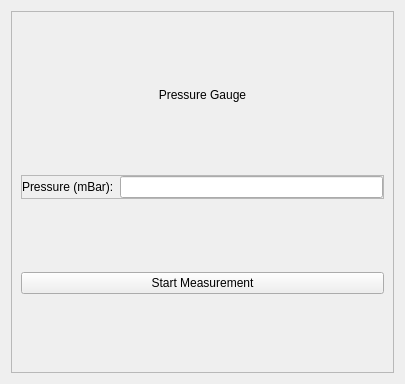
The window that GUI/ui_files/instrument_control_uis/INFICON_VGC401_ui.ui (YeonungK/YonKu) describes before a commit, drawn with Qt 5.
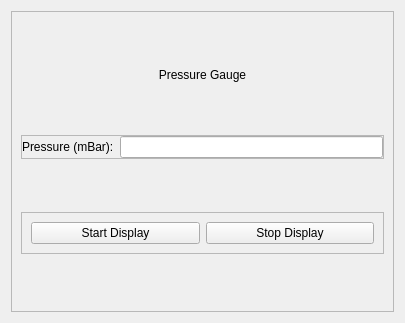
The same window after the commit.

```diff
--- a/GUI/ui_files/instrument_control_uis/INFICON_VGC401_ui.ui
+++ b/GUI/ui_files/instrument_control_uis/INFICON_VGC401_ui.ui
@@ -7,7 +7,7 @@
     <x>0</x>
     <y>0</y>
     <width>405</width>
-    <height>384</height>
+    <height>323</height>
    </rect>
   </property>
   <property name="windowTitle">
@@ -16,6 +16,12 @@
   <layout class="QHBoxLayout" name="horizontalLayout_2">
    <item>
     <widget class="QFrame" name="frame_6">
+     <property name="sizePolicy">
+      <sizepolicy hsizetype="Preferred" vsizetype="MinimumExpanding">
+       <horstretch>0</horstretch>
+       <verstretch>0</verstretch>
+      </sizepolicy>
+     </property>
      <property name="frameShape">
       <enum>QFrame::StyledPanel</enum>
      </property>
@@ -84,13 +90,35 @@
        </widget>
       </item>
       <item>
-       <widget class="QPushButton" name="startButton">
-        <property name="text">
-         <string>Start Measurement</string>
+       <widget class="QFrame" name="frame_2">
+        <property name="sizePolicy">
+         <sizepolicy hsizetype="Preferred" vsizetype="Maximum">
+          <horstretch>0</horstretch>
+          <verstretch>0</verstretch>
+         </sizepolicy>
         </property>
-        <property name="checkable">
-         <bool>true</bool>
+        <property name="frameShape">
+         <enum>QFrame::StyledPanel</enum>
         </property>
+        <property name="frameShadow">
+         <enum>QFrame::Raised</enum>
+        </property>
+        <layout class="QHBoxLayout" name="horizontalLayout_3">
+         <item>
+          <widget class="QPushButton" name="startDisplay">
+           <property name="text">
+            <string>Start Display</string>
+           </property>
+          </widget>
+         </item>
+         <item>
+          <widget class="QPushButton" name="stopDisplay">
+           <property name="text">
+            <string>Stop Display</string>
+           </property>
+          </widget>
+         </item>
+        </layout>
        </widget>
       </item>
      </layout>
```
Left out of the diff: 2 changed lines with no effect on the pictures.
